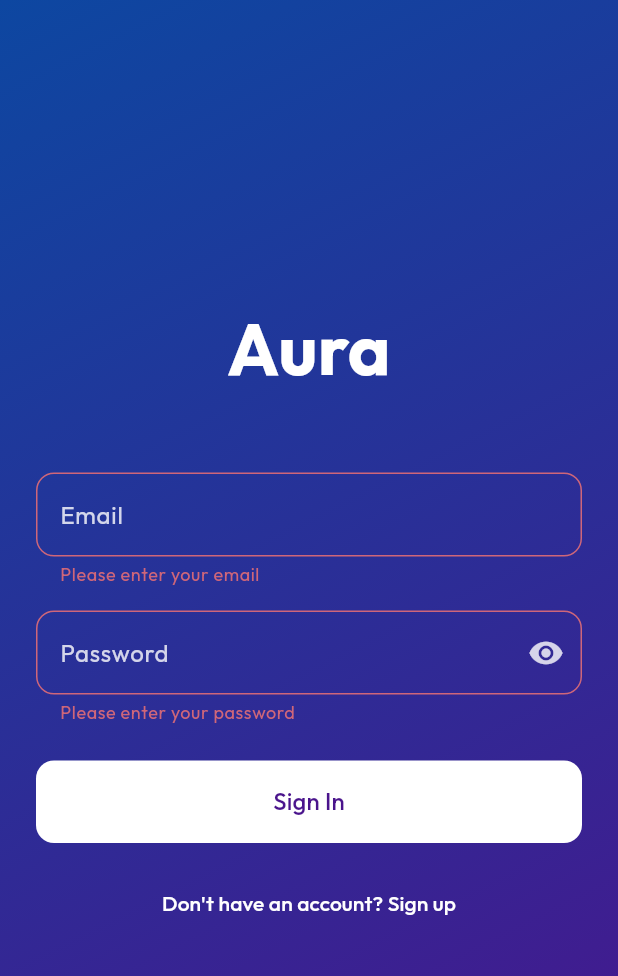
After one commit to jzPLT/Aura, a Flutter app: the screen it shows after launch, after a tap on "Sign In", on a phone screen of 412 x 824 dp. The commit adds this screen. Shown: the top 976 px of the screen. Run offline on Flutter 3.47's test engine with Material 3 defaults, Android fonts, the phone set to English and light mode, and no system bars; our stand-ins replace firebase_auth, firebase_core, google_fonts, table_calendar; missing offline and left inert: calendar_day_view; accounts and stored records are empty.

Commit message:
Added login and firebase auth

```diff
--- a/aura_mobile/lib/core/app.dart
+++ b/aura_mobile/lib/core/app.dart
@@ -1,6 +1,9 @@
 import 'package:aura_mobile/core/theme/app_theme.dart';
 import 'package:aura_mobile/features/calendar/screens/landing_page.dart';
+import 'package:aura_mobile/features/auth/screens/login_screen.dart';
+import 'package:aura_mobile/features/auth/providers/auth_provider.dart';
 import 'package:flutter/material.dart';
+import 'package:provider/provider.dart';
 
 class AuraMobileApp extends StatelessWidget {
   const AuraMobileApp({super.key});
@@ -10,7 +13,14 @@
     return MaterialApp(
       title: 'Aura',
       theme: AppTheme.darkTheme,
-      home: const LandingPage(title: 'Aura'),
+      home: Consumer<AuthProvider>(
+        builder: (context, authProvider, _) {
+          // Show landing page if authenticated, login screen otherwise
+          return authProvider.isAuthenticated
+              ? const LandingPage(title: 'Aura')
+              : const LoginScreen();
+        },
+      ),
     );
   }
 }
--- /dev/null
+++ b/aura_mobile/lib/core/services/auth_service.dart
@@ -0,0 +1,67 @@
+import 'package:firebase_auth/firebase_auth.dart';
+
+class AuthService {
+  final FirebaseAuth _auth = FirebaseAuth.instance;
+
+  // Get current user
+  User? get currentUser => _auth.currentUser;
+
+  // Auth state changes stream
+  Stream<User?> get authStateChanges => _auth.authStateChanges();
+
+  // Email/Password Sign Up
+  Future<UserCredential> signUpWithEmailPassword(String email, String password) async {
+    try {
+      return await _auth.createUserWithEmailAndPassword(
+        email: email,
+        password: password,
+      );
+    } on FirebaseAuthException catch (e) {
+      throw _handleAuthException(e);
+    }
+  }
+
+  // Email/Password Sign In
+  Future<UserCredential> signInWithEmailPassword(String email, String password) async {
+    try {
+      return await _auth.signInWithEmailAndPassword(
+        email: email,
+        password: password,
+      );
+    } on FirebaseAuthException catch (e) {
+      throw _handleAuthException(e);
+    }
+  }
+
+  // Sign Out
+  Future<void> signOut() async {
+    await _auth.signOut();
+  }
+
+  // Password Reset
+  Future<void> resetPassword(String email) async {
+    try {
+      await _auth.sendPasswordResetEmail(email: email);
+    } on FirebaseAuthException catch (e) {
+      throw _handleAuthException(e);
+    }
+  }
+
+  // Helper method to handle Firebase Auth Exceptions
+  String _handleAuthException(FirebaseAuthException e) {
+    switch (e.code) {
+      case 'user-not-found':
+        return 'No user found with this email.';
+      case 'wrong-password':
+        return 'Wrong password provided.';
+      case 'email-already-in-use':
+        return 'An account already exists with this email.';
+      case 'weak-password':
+        return 'The password provided is too weak.';
+      case 'invalid-email':
+        return 'The email address is invalid.';
+      default:
+        return e.message ?? 'An error occurred during authentication.';
+    }
+  }
+}
--- /dev/null
+++ b/aura_mobile/lib/features/auth/providers/auth_provider.dart
@@ -0,0 +1,68 @@
+import 'package:firebase_auth/firebase_auth.dart';
+import 'package:flutter/foundation.dart';
+import '../../../core/services/auth_service.dart';
+
+class AuthProvider extends ChangeNotifier {
+  final AuthService _authService;
+  User? _user;
+  bool _isLoading = false;
+
+  AuthProvider(this._authService) {
+    _init();
+  }
+
+  User? get user => _user;
+  bool get isAuthenticated => _user != null;
+  bool get isLoading => _isLoading;
+
+  void _init() {
+    _authService.authStateChanges.listen((user) {
+      _user = user;
+      notifyListeners();
+    });
+  }
+
+  Future<void> signInWithEmailPassword(String email, String password) async {
+    try {
+      _isLoading = true;
+      notifyListeners();
+      await _authService.signInWithEmailPassword(email, password);
+    } finally {
+      _isLoading = false;
+      notifyListeners();
+    }
+  }
+
+  Future<void> signUpWithEmailPassword(String email, String password) async {
+    try {
+      _isLoading = true;
+      notifyListeners();
+      await _authService.signUpWithEmailPassword(email, password);
+    } finally {
+      _isLoading = false;
+      notifyListeners();
+    }
+  }
+
+  Future<void> signOut() async {
+    try {
+      _isLoading = true;
+      notifyListeners();
+      await _authService.signOut();
+    } finally {
+      _isLoading = false;
+      notifyListeners();
+    }
+  }
+
+  Future<void> resetPassword(String email) async {
+    try {
+      _isLoading = true;
+      notifyListeners();
+      await _authService.resetPassword(email);
+    } finally {
+      _isLoading = false;
+      notifyListeners();
+    }
+  }
+}
--- /dev/null
+++ b/aura_mobile/lib/features/auth/screens/login_screen.dart
@@ -0,0 +1,219 @@
+import 'package:flutter/material.dart';
+import 'package:provider/provider.dart';
+import 'package:aura_mobile/features/auth/providers/auth_provider.dart';
+import 'package:google_fonts/google_fonts.dart';
+
+class LoginScreen extends StatefulWidget {
+  const LoginScreen({super.key});
+
+  @override
+  State<LoginScreen> createState() => _LoginScreenState();
+}
+
+class _LoginScreenState extends State<LoginScreen> {
+  final _formKey = GlobalKey<FormState>();
+  final _emailController = TextEditingController();
+  final _passwordController = TextEditingController();
+  bool _isSignUp = false;
+  bool _obscurePassword = true;
+
+  @override
+  void dispose() {
+    _emailController.dispose();
+    _passwordController.dispose();
+    super.dispose();
+  }
+
+  void _toggleAuthMode() {
+    setState(() {
+      _isSignUp = !_isSignUp;
+    });
+  }
+
+  Future<void> _submit() async {
+    if (!_formKey.currentState!.validate()) return;
+
+    final email = _emailController.text.trim();
+    final password = _passwordController.text.trim();
+    final authProvider = context.read<AuthProvider>();
+
+    try {
+      if (_isSignUp) {
+        await authProvider.signUpWithEmailPassword(email, password);
+      } else {
+        await authProvider.signInWithEmailPassword(email, password);
+      }
+    } catch (e) {
+      if (!mounted) return;
+      ScaffoldMessenger.of(context).showSnackBar(
+        SnackBar(content: Text(e.toString()), backgroundColor: Colors.red),
+      );
+    }
+  }
+
+  @override
+  Widget build(BuildContext context) {
+    final authProvider = context.watch<AuthProvider>();
+
+    return Scaffold(
+      body: Container(
+        decoration: BoxDecoration(
+          gradient: LinearGradient(
+            begin: Alignment.topLeft,
+            end: Alignment.bottomRight,
+            colors: [Colors.blue.shade900, Colors.purple.shade900],
+          ),
+        ),
+        child: SafeArea(
+          child: Center(
+            child: SingleChildScrollView(
+              padding: const EdgeInsets.all(24.0),
+              child: Form(
+                key: _formKey,
+                child: Column(
+                  mainAxisAlignment: MainAxisAlignment.center,
+                  crossAxisAlignment: CrossAxisAlignment.stretch,
+                  children: [
+                    Text(
+                      'Aura',
+                      style: GoogleFonts.outfit(
+                        fontSize: 48,
+                        fontWeight: FontWeight.bold,
+                        color: Colors.white,
+                      ),
+                      textAlign: TextAlign.center,
+                    ),
+                    const SizedBox(height: 48),
+                    TextFormField(
+                      controller: _emailController,
+                      decoration: InputDecoration(
+                        labelText: 'Email',
+                        labelStyle: TextStyle(
+                          color: Colors.white.withOpacity(0.8),
+                        ),
+                        border: OutlineInputBorder(
+                          borderRadius: BorderRadius.circular(12),
+                          borderSide: BorderSide(
+                            color: Colors.white.withOpacity(0.3),
+                          ),
+                        ),
+                        enabledBorder: OutlineInputBorder(
+                          borderRadius: BorderRadius.circular(12),
+                          borderSide: BorderSide(
+                            color: Colors.white.withOpacity(0.3),
+                          ),
+                        ),
+                        focusedBorder: OutlineInputBorder(
+                          borderRadius: BorderRadius.circular(12),
+                          borderSide: const BorderSide(color: Colors.white),
+                        ),
+                      ),
+                      style: const TextStyle(color: Colors.white),
+                      keyboardType: TextInputType.emailAddress,
+                      validator: (value) {
+                        if (value == null || value.isEmpty) {
+                          return 'Please enter your email';
+                        }
+                        if (!RegExp(
+                          r'^[\w-]+(\.[\w-]+)*@([\w-]+\.)+[a-zA-Z]{2,7}$',
+                        ).hasMatch(value)) {
+                          return 'Please enter a valid email';
+                        }
+                        return null;
+                      },
+                    ),
+                    const SizedBox(height: 16),
+                    TextFormField(
+                      controller: _passwordController,
+                      decoration: InputDecoration(
+                        labelText: 'Password',
+                        labelStyle: TextStyle(
+                          color: Colors.white.withOpacity(0.8),
+                        ),
+                        border: OutlineInputBorder(
+                          borderRadius: BorderRadius.circular(12),
+                          borderSide: BorderSide(
+                            color: Colors.white.withOpacity(0.3),
+                          ),
+                        ),
+                        enabledBorder: OutlineInputBorder(
+                          borderRadius: BorderRadius.circular(12),
+                          borderSide: BorderSide(
+                            color: Colors.white.withOpacity(0.3),
+                          ),
+                        ),
+                        focusedBorder: OutlineInputBorder(
+                          borderRadius: BorderRadius.circular(12),
+                          borderSide: const BorderSide(color: Colors.white),
+                        ),
+                        suffixIcon: IconButton(
+                          icon: Icon(
+                            _obscurePassword
+                                ? Icons.visibility
+                                : Icons.visibility_off,
+                            color: Colors.white.withOpacity(0.8),
+                          ),
+                          onPressed: () {
+                            setState(() {
+                              _obscurePassword = !_obscurePassword;
+                            });
+                          },
+                        ),
+                      ),
+                      style: const TextStyle(color: Colors.white),
+                      obscureText: _obscurePassword,
+                      validator: (value) {
+                        if (value == null || value.isEmpty) {
+                          return 'Please enter your password';
+                        }
+                        if (_isSignUp && value.length < 6) {
+                          return 'Password must be at least 6 characters';
+                        }
+                        return null;
+                      },
+                    ),
+                    const SizedBox(height: 24),
+                    FilledButton(
+                      onPressed: authProvider.isLoading ? null : _submit,
+                      style: FilledButton.styleFrom(
+                        backgroundColor: Colors.white,
+                        foregroundColor: Colors.purple.shade900,
+                        padding: const EdgeInsets.symmetric(vertical: 16),
+                        shape: RoundedRectangleBorder(
+                          borderRadius: BorderRadius.circular(12),
+                        ),
+                      ),
+                      child:
+                          authProvider.isLoading
+                              ? const SizedBox(
+                                width: 24,
+                                height: 24,
+                                child: CircularProgressIndicator(
+                                  strokeWidth: 3,
+                                ),
+                              )
+                              : Text(
+                                _isSignUp ? 'Sign Up' : 'Sign In',
+                                style: const TextStyle(fontSize: 16),
+                              ),
+                    ),
+                    const SizedBox(height: 16),
+                    TextButton(
+                      onPressed: _toggleAuthMode,
+                      child: Text(
+                        _isSignUp
+                            ? 'Already have an account? Sign in'
+                            : "Don't have an account? Sign up",
+                        style: const TextStyle(color: Colors.white),
+                      ),
+                    ),
+                  ],
+                ),
+              ),
+            ),
+          ),
+        ),
+      ),
+    );
+  }
+}
--- a/aura_mobile/lib/features/calendar/screens/landing_page.dart
+++ b/aura_mobile/lib/features/calendar/screens/landing_page.dart
@@ -2,6 +2,7 @@
 import 'package:aura_mobile/features/calendar/components/schedule_view.dart';
 import 'package:aura_mobile/features/calendar/services/schedule_service.dart';
 import 'package:aura_mobile/features/calendar/state/calendar_state.dart';
+import 'package:aura_mobile/features/auth/providers/auth_provider.dart';
 import 'package:flutter/material.dart';
 import 'package:google_fonts/google_fonts.dart';
 import 'package:provider/provider.dart';
@@ -125,6 +126,14 @@
                 ),
                 backgroundColor: Colors.transparent,
                 elevation: 0,
+                actions: [
+                  IconButton(
+                    icon: const Icon(Icons.logout),
+                    onPressed: () {
+                      context.read<AuthProvider>().signOut();
+                    },
+                  ),
+                ],
               ),
             ],
           ),
--- a/aura_mobile/lib/main.dart
+++ b/aura_mobile/lib/main.dart
@@ -1,12 +1,19 @@
+import 'package:flutter/material.dart';
+import 'package:firebase_core/firebase_core.dart';
+import 'package:provider/provider.dart';
 import 'package:aura_mobile/core/app.dart';
-import 'package:aura_mobile/features/calendar/state/calendar_state.dart';
-import 'package:flutter/material.dart';
-import 'package:provider/provider.dart';
+import 'package:aura_mobile/core/services/auth_service.dart';
+import 'package:aura_mobile/features/auth/providers/auth_provider.dart';
 
-void main() {
+void main() async {
+  WidgetsFlutterBinding.ensureInitialized();
+  await Firebase.initializeApp();
+
+  final authService = AuthService();
+
   runApp(
     ChangeNotifierProvider(
-      create: (_) => CalendarState(),
+      create: (_) => AuthProvider(authService),
       child: const AuraMobileApp(),
     ),
   );
```
Also changed, not shown: aura_mobile/pubspec.yaml (+4 -4 lines), aura_mobile/firebase.json (added), aura_mobile/lib/firebase_options.dart (added), aura_mobile/pubspec.lock, 7 other files.
